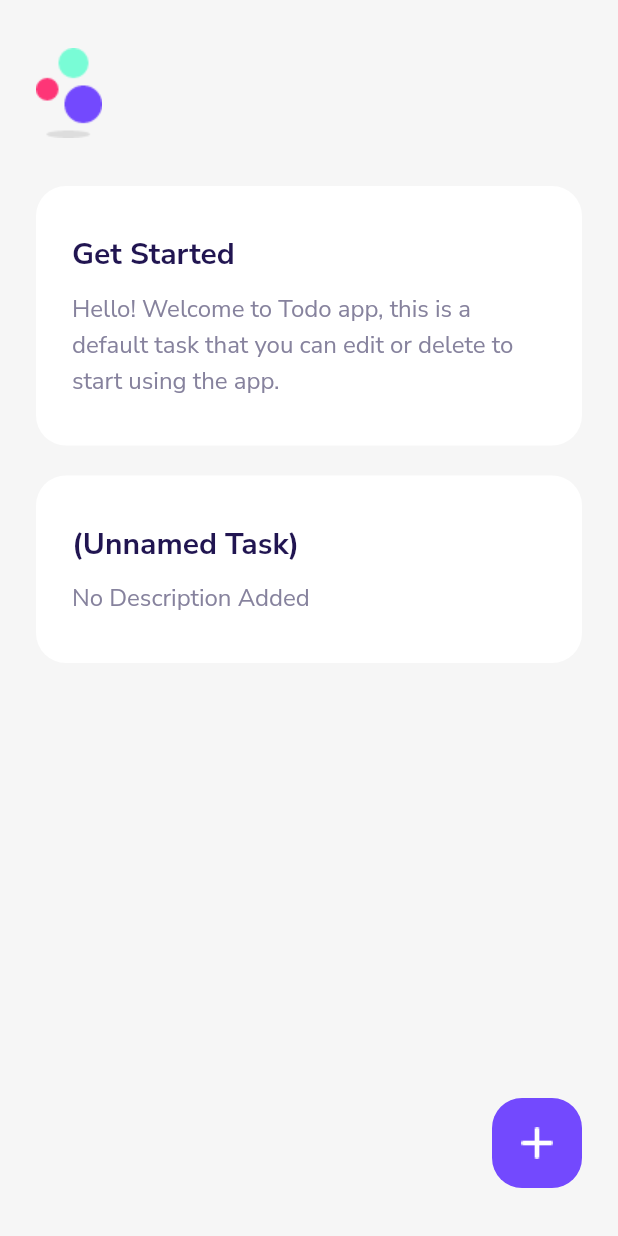
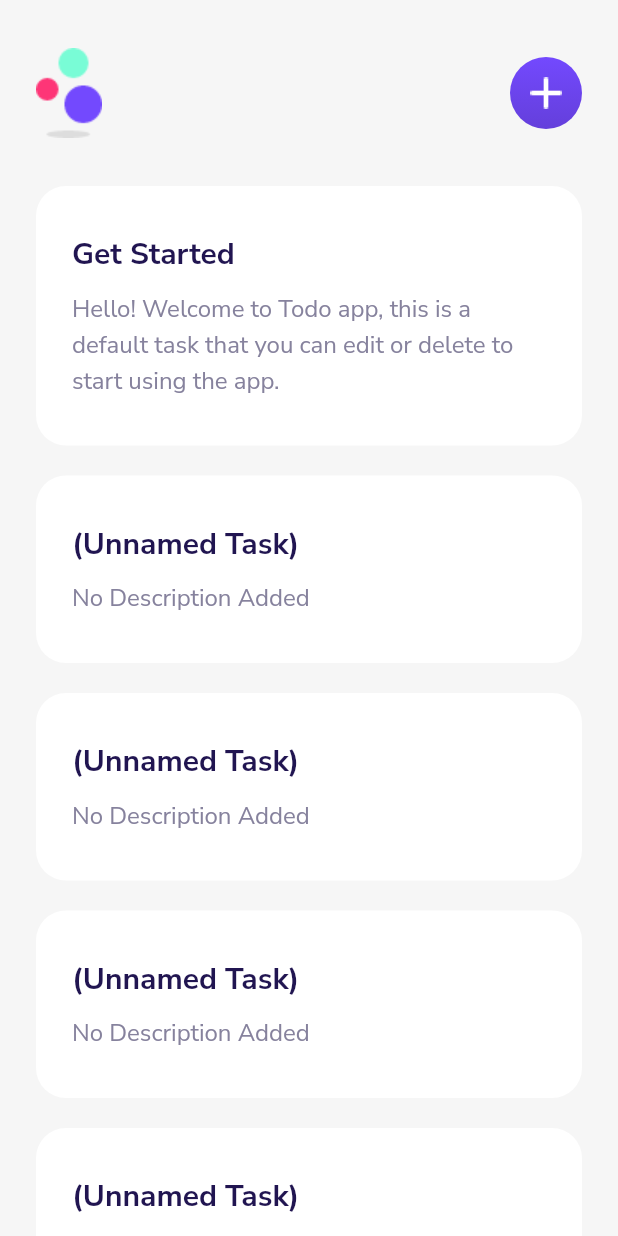
Before and after one commit to tranquangvu/flutter-todo, a Flutter app: the screen it shows after launch, on a phone screen of 412 x 824 dp. Run offline on Flutter 3.47's test engine with Material 2 defaults, Android fonts, the phone set to English and light mode, and no system bars; our stand-ins replace google_fonts.

```diff
--- a/lib/main.dart
+++ b/lib/main.dart
@@ -1,6 +1,7 @@
 import 'package:flutter/material.dart';
 import 'package:google_fonts/google_fonts.dart';
 import 'package:what_todo/screens/home_screen.dart';
+import 'package:what_todo/screens/task_screen.dart';
 
 void main() {
   runApp(MyApp());
@@ -10,13 +11,16 @@ class MyApp extends StatelessWidget {
   @override
   Widget build(BuildContext context) {
     return MaterialApp(
-      debugShowCheckedModeBanner: false,
-      theme: ThemeData(
-        textTheme: GoogleFonts.nunitoSansTextTheme(
-          Theme.of(context).textTheme,
+        debugShowCheckedModeBanner: false,
+        theme: ThemeData(
+          textTheme: GoogleFonts.nunitoSansTextTheme(
+            Theme.of(context).textTheme,
+          ),
         ),
-      ),
-      home: HomeScreen(),
-    );
+        initialRoute: '/',
+        routes: {
+          '/': (context) => HomeScreen(),
+          '/task': (context) => TaskScreen(),
+        });
   }
 }
--- a/lib/screens/home_screen.dart
+++ b/lib/screens/home_screen.dart
@@ -16,10 +16,7 @@ class _HomeScreenState extends State<HomeScreen> {
         child: Container(
           width: double.infinity,
           color: Color(0xFFF6F6F6),
-          padding: EdgeInsets.symmetric(
-            horizontal: 24.0,
-            vertical: 32.0,
-          ),
+          padding: EdgeInsets.fromLTRB(24.0, 32.0, 24.0, 0.0),
           child: Stack(
             children: [
               Column(
@@ -35,27 +32,49 @@ class _HomeScreenState extends State<HomeScreen> {
                       ),
                     ),
                   ),
+                  Expanded(
+                    child: ListView(
+                      children: [
                         TaskCardWidget(
                           title: 'Get Started',
                           description:
                               'Hello! Welcome to Todo app, this is a default task that you can edit or delete to start using the app.',
                         ),
                         TaskCardWidget(),
+                        TaskCardWidget(),
+                        TaskCardWidget(),
+                        TaskCardWidget(),
+                        TaskCardWidget(),
+                      ],
+                    ),
+                  )
                 ],
               ),
               Positioned(
-                bottom: 0.0,
+                top: 6.0,
                 right: 0.0,
+                child: GestureDetector(
+                  onTap: () {
+                    Navigator.pushNamed(context, '/task');
+                  },
                   child: Container(
-                  width: 60.0,
-                  height: 60.0,
+                    width: 48.0,
+                    height: 48.0,
                     decoration: BoxDecoration(
-                    color: Color(0xFF7349FE),
-                    borderRadius: BorderRadius.circular(20.0),
+                      gradient: LinearGradient(
+                        colors: [
+                          Color(0xFF7349FE),
+                          Color(0xFF643FDB),
+                        ],
+                        begin: Alignment(0.0, -1.0),
+                        end: Alignment(0.0, 1.0),
+                      ),
+                      borderRadius: BorderRadius.circular(50.0),
                     ),
                     child: Image(
                       image: AssetImage(
                         'assets/images/add_icon.png',
+                      ),
                     ),
                   ),
                 ),
```
Also changed, not shown: lib/screens/task_screen.dart (added, +113 -0 lines), lib/widgets/todo_widget.dart (added, +49 -0 lines). Lines whose indentation alone changed are shown as unchanged.
